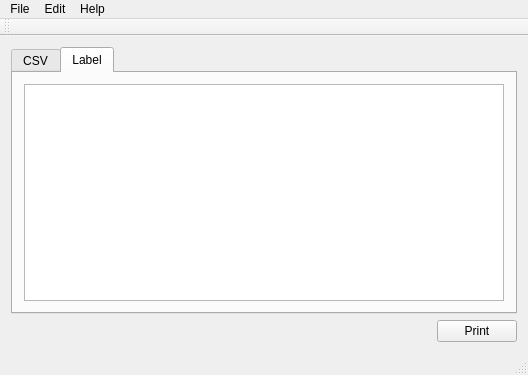
Qt form mainwindow.ui (timsterzel/Ultimate-Label) before a commit.
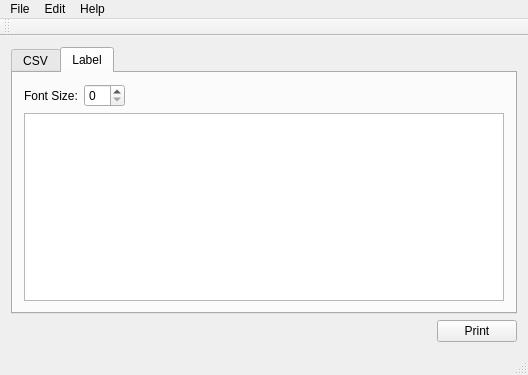
The same form after that commit. The open tabs and pages were chosen to show the change.

Commit message: Add tab for printing labels, extends manual and translate gui to german

```diff
--- a/mainwindow.ui
+++ b/mainwindow.ui
@@ -38,6 +38,33 @@
         <string>Label</string>
        </attribute>
        <layout class="QVBoxLayout" name="verticalLayout">
+        <item>
+         <layout class="QHBoxLayout" name="horizontalLayout">
+          <item>
+           <widget class="QLabel" name="label_fontSize">
+            <property name="text">
+             <string>Font Size:</string>
+            </property>
+           </widget>
+          </item>
+          <item>
+           <widget class="QSpinBox" name="spinBox_fontSize"/>
+          </item>
+          <item>
+           <spacer name="horizontalSpacer_2">
+            <property name="orientation">
+             <enum>Qt::Horizontal</enum>
+            </property>
+            <property name="sizeHint" stdset="0">
+             <size>
+              <width>40</width>
+              <height>20</height>
+             </size>
+            </property>
+           </spacer>
+          </item>
+         </layout>
+        </item>
         <item>
          <widget class="QTextEdit" name="textEdit_label"/>
         </item>
```
Left out of the diff: 2 changed lines with no effect on the pictures. The commit also changes 6 other files.
